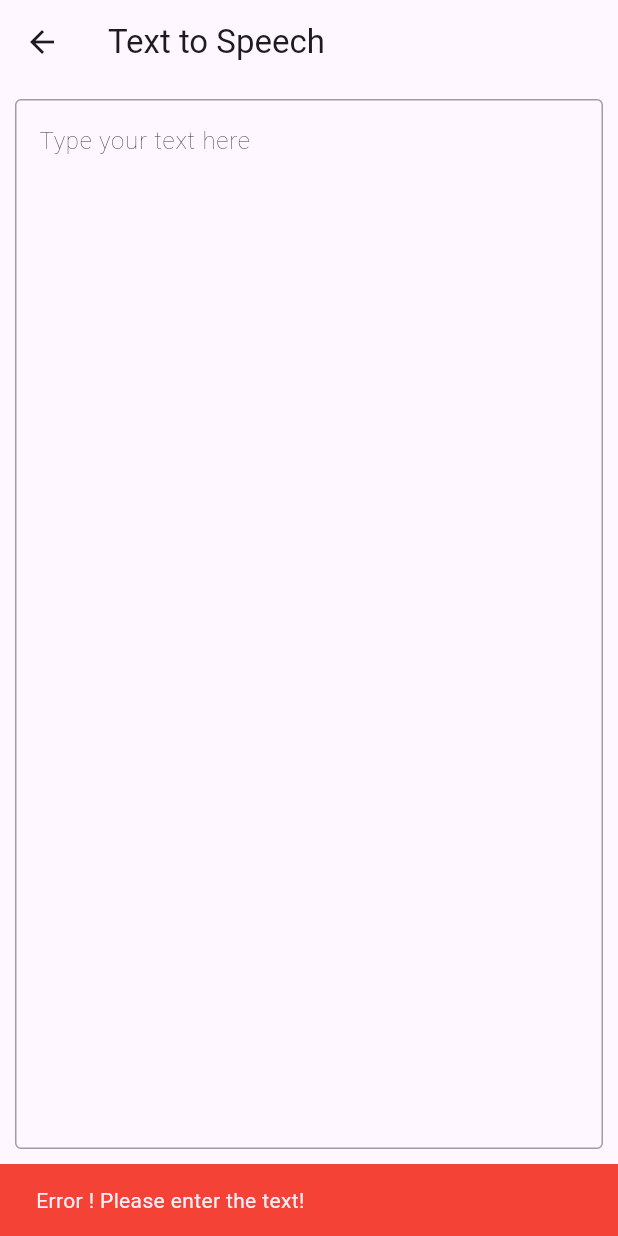
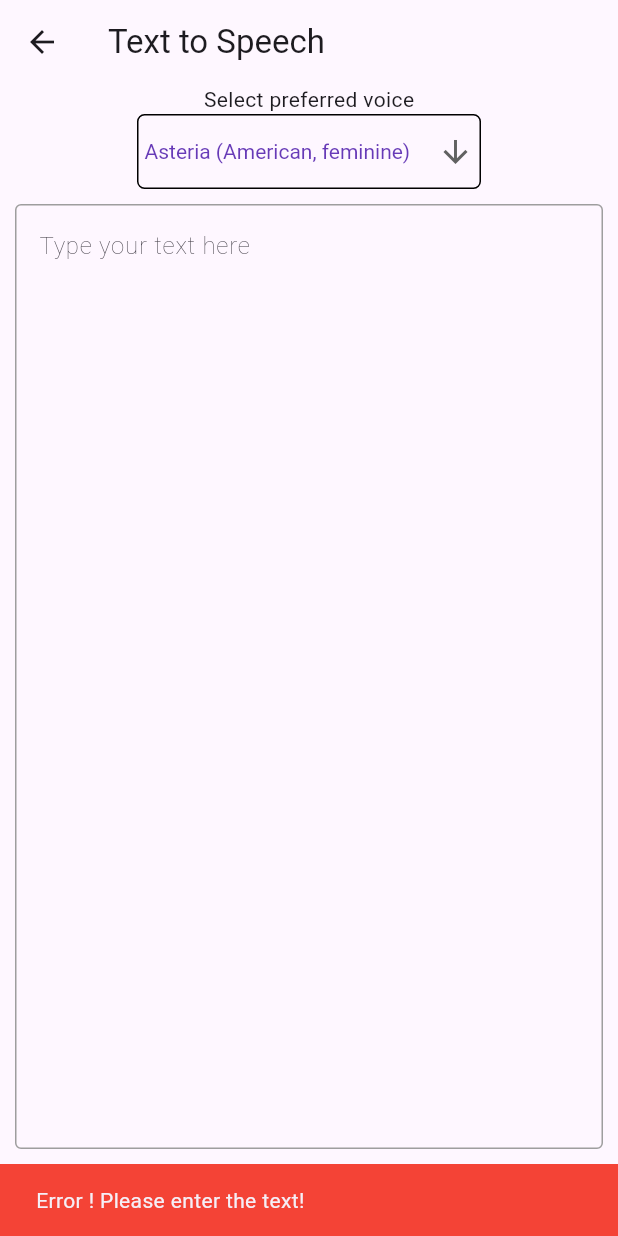
Before and after one commit to winprotest/voice_commands, a Flutter app: the TTSTestPage screen opened directly, after a tap on "Speak from Text", on a phone screen of 412 x 824 dp. Run offline on Flutter 3.47's test engine with Material 3 defaults, Android fonts, the phone set to English and light mode, and no system bars; our stand-ins replace audioplayers, file_picker, flutter_dotenv, lottie, permission_handler, speech_to_text; missing offline and left inert: deepgram_speech_to_text, record, universal_file.

Commit message:
update text to speech

```diff
--- a/simplevoicecommands/lib/deepgram/tts_stt_main.dart
+++ b/simplevoicecommands/lib/deepgram/tts_stt_main.dart
@@ -10,7 +10,7 @@ class TTSSSTMainPage extends StatelessWidget {
   @override
   Widget build(BuildContext context) {
     return Scaffold(
-        appBar: AppBar(title: Text('Voice Agent Test')),
+        appBar: AppBar(title: Text('Simple Voice Commands Test')),
       body:Center(
         child:SizedBox(
           height: MediaQuery.of(context).size.height * 0.2,
--- a/simplevoicecommands/lib/deepgram/tts_test.dart
+++ b/simplevoicecommands/lib/deepgram/tts_test.dart
@@ -1,14 +1,11 @@
 
 import 'dart:developer';
-import 'dart:io';
-import 'dart:typed_data';
+
 
 import 'package:audioplayers/audioplayers.dart';
 import 'package:deepgram_speech_to_text/deepgram_speech_to_text.dart';
 import 'package:flutter/material.dart';
-import 'package:lottie/lottie.dart';
-import 'package:permission_handler/permission_handler.dart';
-import 'package:record/record.dart';
+import 'package:collection/collection.dart';
 import 'package:simplevoicecommands/deepgram/utils.dart';
 import 'package:simplevoicecommands/main.dart';
 
@@ -31,11 +28,26 @@ class TTSTestPage extends StatefulWidget {
 }
 
 class _TTSTestPage extends State<TTSTestPage> {
+  final Map<String,String> voicePersonMap ={
+    'aura-asteria-en':'Asteria (American, feminine)',
+    'aura-orpheus-en':'Orpheus (American, masculine)',
+    'aura-angus-en':'Angus (Irish, masculine)',
+    'aura-arcas-en':'Arcas (American, masculine)',
+    'aura-athena-en':'Athena (British, feminine)',
+    'aura-helios-en':'Helios (British, masculine)',
+    'aura-hera-en':'Hera (American, feminine)',
+    'aura-luna-en': 'Luna (American, feminine)',
+    'aura-orion-en':'Orion (American, masculine)',
+    'aura-perseus-en':'Perseus (American, masculine)',
+    'aura-stella-en':'Stella (American, feminine)',
+    'aura-zeus-en':'Zeus (American, masculine)'};
 
+  late List<String> voicePersonList =[];
   late TextStyle hintFontStyle;
   late TextStyle normalFontStyle;
   final TextEditingController _textEditingController = TextEditingController();
   final ScrollController _scrollController = ScrollController();
+  late String dropdownPersonCodeValue;
 
   @override
   void initState() {
@@ -43,7 +55,21 @@ class _TTSTestPage extends State<TTSTestPage> {
     _init();
   }
 
+  String _getTheOutputVoicePersonCodeName(){
+    if (dropdownPersonCodeValue.isNotEmpty){
+      final resultEntry =  voicePersonMap.entries.firstWhereOrNull((entry) => entry.value == dropdownPersonCodeValue);
+      if (resultEntry != null){
+        return resultEntry.key;
+      }
+    }
+    return voicePersonMap.keys.first;
+  }
+
   void _init() async {
+    voicePersonMap.forEach((key, value) {
+      voicePersonList.add(value);
+    });
+    dropdownPersonCodeValue = voicePersonList.first;
     hintFontStyle = TextStyle(fontFamily: 'Roboto', fontWeight: FontWeight.w100);
     normalFontStyle = TextStyle(fontFamily: 'Roboto', fontWeight: FontWeight.w400);
   }
@@ -55,18 +81,24 @@ class _TTSTestPage extends State<TTSTestPage> {
     }
     //aura-orpheus-en
     //&encoding=mp3&bit_rate=32000
+    final String selectedVoicePersonCodeName = _getTheOutputVoicePersonCodeName();
     Deepgram deepgramTTS = Deepgram(
       deepgramAPIKey,
-      baseQueryParams: {'model': 'aura-asteria-en', 'encoding': "mp3",  'bit_rate': 48000,},
+      baseQueryParams: {'model': selectedVoicePersonCodeName, 'encoding': "mp3",  'bit_rate': 48000,},
       //baseQueryParams: {'model': 'aura-asteria-en', 'encoding': "linear16", 'container': "wav"},
     );
     final res = await deepgramTTS.speak.text(_textEditingController.text);
     log(
-      'speakFromText runtimeType:${res.data.runtimeType} metaData:${res.metadata} '
+      'speakFromText selectedVoicePersonCodeName:$selectedVoicePersonCodeName metaData:${res.metadata} '
           'res.data:${res.data?.length}',
     );
-    if (res.data == null) return debugPrint('No audio data found');
-    final data = res.data ;
+    if (res.data == null)  {
+      debugPrint('No audio data found');
+      if (mounted){
+        showSnackbar(context, 'Error ! The server did not return any audio data!', isError: true);
+      }
+      return;
+    }
     debugPrint(' audio data found');
     final player = AudioPlayer();
     await player.setSourceBytes(res.data!);
@@ -81,6 +113,33 @@ class _TTSTestPage extends State<TTSTestPage> {
       appBar: AppBar(title: Text(widget.title)),
       body: Center(
         child: Column( children: [
+            const Text('Select preferred voice'),
+            Container(
+              decoration: ShapeDecoration(
+                shape: RoundedRectangleBorder(
+                  side: BorderSide(width: 1.0, style: BorderStyle.solid),
+                  borderRadius: BorderRadius.all(Radius.circular(5.0)),
+                ),
+              ),
+              child:DropdownButton<String>(
+                padding: EdgeInsets.only(left:4, right:4),
+                value: dropdownPersonCodeValue,
+                icon: const Icon(Icons.arrow_downward),
+                elevation: 16,
+                style: const TextStyle(color: Colors.deepPurple),
+                underline: SizedBox.shrink(),
+                onChanged: (String? value) {
+                  // This is called when the user selects an item.
+                  setState(() {
+                    dropdownPersonCodeValue = value!;
+                  });
+                },
+                items:
+                voicePersonList.map<DropdownMenuItem<String>>((String value) {
+                  return DropdownMenuItem<String>(value: value, child: Text(value));
+                }).toList(),
+              ),
+            ),
           Flexible(
             flex: 3,
             child: Container(
```
